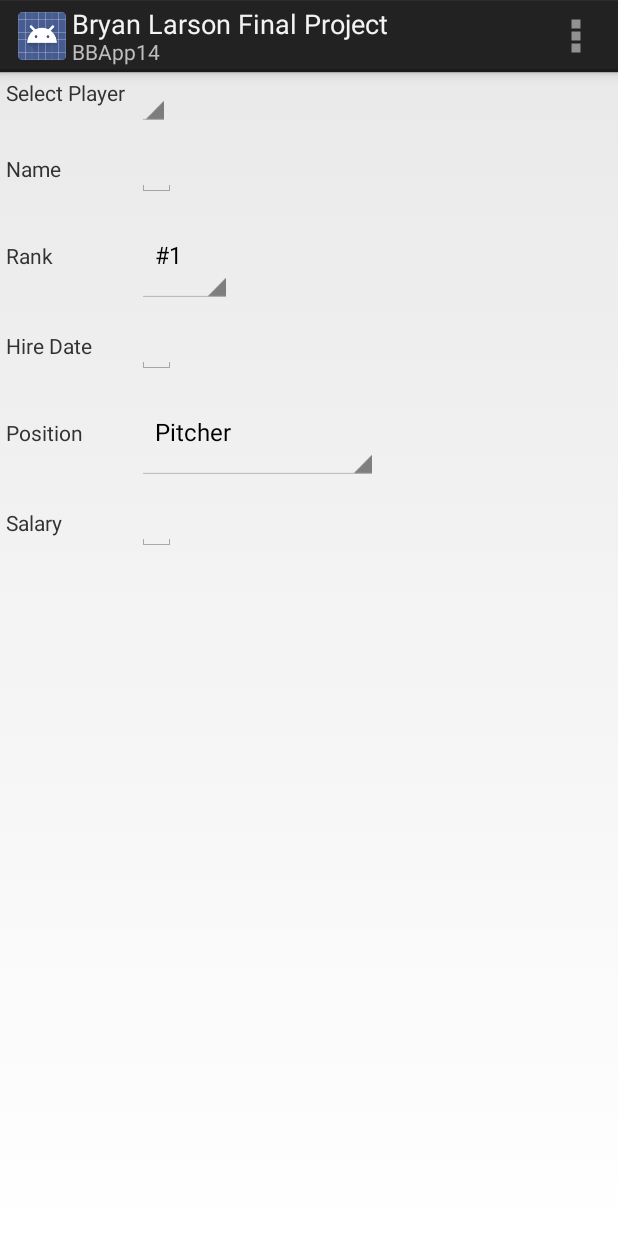
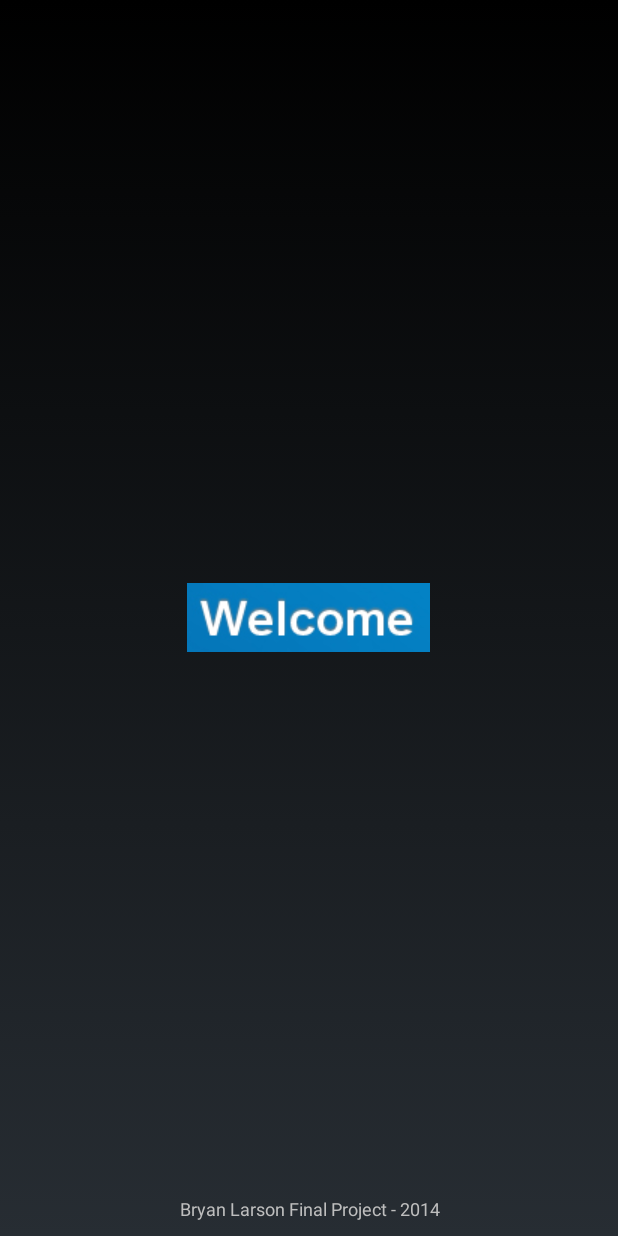
Before and after one commit to Goblom/AndroidFinal-2014, an Android app: the first screen one second after launch (MainActivity before the commit, SplashScreen after it), on a phone screen of 412 x 824 dp. Run offline under Robolectric (Android 15) with nearby library versions, the phone set to English and light mode, and no system bars.

Commit message:
add Splash screen

```diff
--- a/app/src/main/java/bryan/lars/bbapp14/MainActivity.java
+++ b/app/src/main/java/bryan/lars/bbapp14/MainActivity.java
@@ -270,7 +270,7 @@ public class MainActivity extends Activity implements HttpSuccessListener, TimeF
         }
 
         if (player != null) {
-            ToastBuilder.builder().setText("Insert: " + insert + "\nUpdate: " + update).show(this);
+//            ToastBuilder.builder().setText("Insert: " + insert + "\nUpdate: " + update).show(this);
             if (DataUtils.isPlayerValid(this, player)) {
                 if (insert) {
                     ToastBuilder.builder().setText("Inserting Player...").show(this);
--- /dev/null
+++ b/app/src/main/java/bryan/lars/bbapp14/SplashScreen.java
@@ -0,0 +1,29 @@
+package bryan.lars.bbapp14;
+
+import android.app.Activity;
+import android.content.Intent;
+import android.os.Bundle;
+import android.os.Handler;
+
+/**
+ * Created by Goblom on 12/11/2014.
+ */
+public class SplashScreen extends Activity {
+
+    @Override
+    public void onCreate(Bundle bundle) {
+        super.onCreate(bundle);
+        setContentView(R.layout.activity_splash);
+
+        new Handler().postDelayed(new Runnable() {
+
+            @Override
+            public void run() {
+                Intent i = new Intent(SplashScreen.this, MainActivity.class);
+                startActivity(i);
+
+                finish();
+            }
+        }, 3000);
+    }
+}
--- /dev/null
+++ b/app/src/main/res/layout/activity_splash.xml
@@ -0,0 +1,19 @@
+<?xml version="1.0" encoding="utf-8"?>
+<RelativeLayout xmlns:android="http://schemas.android.com/apk/res/android"
+    android:layout_width="match_parent" android:layout_height="match_parent">
+
+    <ImageView
+        android:layout_width="wrap_content"
+        android:layout_height="wrap_content"
+        android:layout_centerInParent="true"
+        android:src="@drawable/splash_small"/>
+
+    <TextView
+        android:layout_width="fill_parent"
+        android:layout_height="wrap_content"
+        android:layout_marginBottom="10dp"
+        android:textSize="12dp"
+        android:gravity="center_horizontal"
+        android:layout_alignParentBottom="true"
+        android:text="Bryan Larson Final Project - 2014"/>
+</RelativeLayout>
```
Also changed, not shown: app/src/main/AndroidManifest.xml (+10 -2 lines), app/src/main/res/drawable-mdpi/splash.png (added), app/src/main/res/drawable-mdpi/splash_small.png (added).
